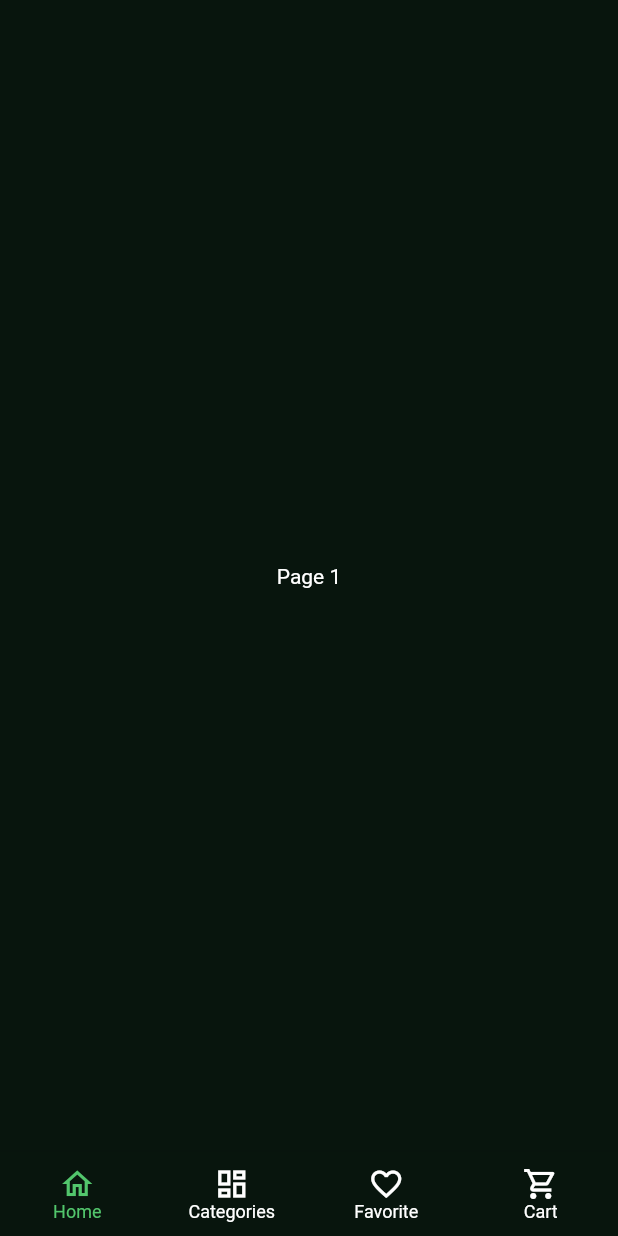
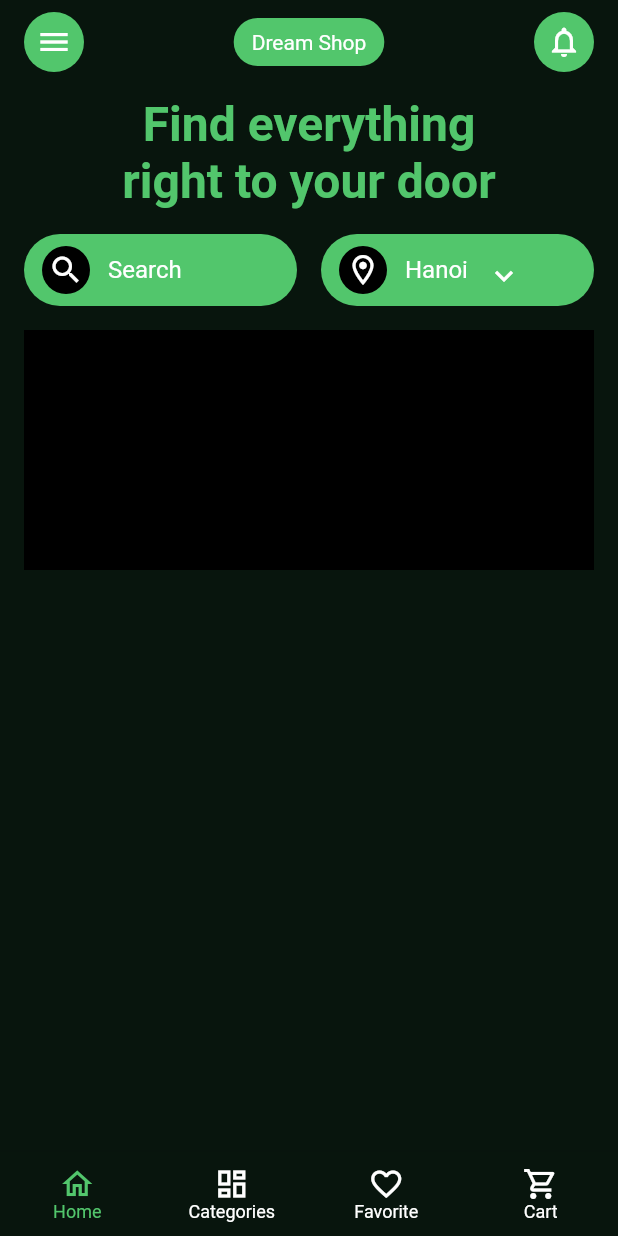
Before and after one commit to QD1221/grocery_shop_app_ui, a Flutter app: the screen it shows after launch, on a phone screen of 412 x 824 dp. Run offline on Flutter 3.47's test engine with Material 2 defaults, Android fonts, the phone set to English and light mode, and no system bars.

Commit message:
2nd commit

```diff
--- a/lib/ui/grocery_home_page.dart
+++ b/lib/ui/grocery_home_page.dart
@@ -1,4 +1,5 @@
 import 'package:flutter/material.dart';
+import 'package:grocery_shop_app_ui/widget/grocery_home_widget.dart';
 
 class GroceryHomePage extends StatefulWidget {
   const GroceryHomePage({Key key}) : super(key: key);
@@ -20,14 +21,7 @@ class _GroceryHomePageState extends State<GroceryHomePage> {
             switch (value) {
               case 0:
                 return SafeArea(
-                  child: Container(
-                    child: Center(
-                      child: Text(
-                        'Page 1',
-                        style: TextStyle(color: Colors.white),
-                      ),
-                    ),
-                  ),
+                  child: GroceryHomeWidget()
                 );
               case 1:
                 return SafeArea(
--- /dev/null
+++ b/lib/widget/grocery_home_widget.dart
@@ -0,0 +1,135 @@
+import 'package:flutter/material.dart';
+
+class GroceryHomeWidget extends StatefulWidget {
+  const GroceryHomeWidget({Key key}) : super(key: key);
+
+  @override
+  _GroceryHomeWidgetState createState() => _GroceryHomeWidgetState();
+}
+
+class _GroceryHomeWidgetState extends State<GroceryHomeWidget> {
+  Color _accentColor = Color(0xff52C66C);
+
+  @override
+  Widget build(BuildContext context) {
+    return SingleChildScrollView(
+      child: Padding(
+        padding: const EdgeInsets.symmetric(horizontal: 16, vertical: 8),
+        child: Column(
+          children: [
+            Row(
+              mainAxisAlignment: MainAxisAlignment.spaceBetween,
+              children: [
+                CircleAvatar(
+                    backgroundColor: _accentColor,
+                    child: Icon(Icons.menu),
+                    foregroundColor: Colors.white),
+                Container(
+                  decoration: BoxDecoration(
+                      color: _accentColor,
+                      borderRadius: BorderRadius.circular(24)),
+                  padding: EdgeInsets.symmetric(horizontal: 12, vertical: 8),
+                  child: Center(
+                    child: Text(
+                      'Dream Shop',
+                      style: TextStyle(color: Colors.white),
+                    ),
+                  ),
+                ),
+                CircleAvatar(
+                    backgroundColor: _accentColor,
+                    child: Icon(Icons.notifications_none_outlined),
+                    foregroundColor: Colors.white)
+              ],
+            ),
+            Padding(
+              padding: const EdgeInsets.all(16),
+              child: Text(
+                'Find everything\nright to your door',
+                textAlign: TextAlign.center,
+                style: TextStyle(
+                    color: _accentColor,
+                    fontSize: 32,
+                    fontWeight: FontWeight.bold),
+              ),
+            ),
+            SizedBox(
+              height: 48,
+              child: Row(
+                children: [
+                  Expanded(
+                      child: Container(
+                    decoration: BoxDecoration(
+                        color: _accentColor,
+                        borderRadius: BorderRadius.circular(32)),
+                    padding: EdgeInsets.symmetric(horizontal: 8, vertical: 8),
+                    child: Row(
+                      children: [
+                        CircleAvatar(
+                          foregroundColor: Colors.white,
+                          backgroundColor: Colors.black,
+                          child: Icon(Icons.search),
+                        ),
+                        SizedBox(
+                          width: 8,
+                        ),
+                        Text(
+                          'Search',
+                          style: TextStyle(
+                              color: Colors.white,
+                              fontWeight: FontWeight.normal,
+                              fontSize: 16),
+                        )
+                      ],
+                    ),
+                  )),
+                  SizedBox(width: 16),
+                  Expanded(
+                      child: Container(
+                    decoration: BoxDecoration(
+                        color: _accentColor,
+                        borderRadius: BorderRadius.circular(32)),
+                    padding: EdgeInsets.symmetric(horizontal: 8, vertical: 8),
+                    child: Row(
+                      crossAxisAlignment: CrossAxisAlignment.center,
+                      children: [
+                        CircleAvatar(
+                          foregroundColor: Colors.white,
+                          backgroundColor: Colors.black,
+                          child: Icon(Icons.location_on_outlined),
+                        ),
+                        SizedBox(
+                          width: 8,
+                        ),
+                        Text(
+                          'Hanoi',
+                          style: TextStyle(
+                              color: Colors.white,
+                              fontWeight: FontWeight.normal,
+                              fontSize: 16),
+                        ),
+                        IconButton(
+                            icon: Icon(Icons.keyboard_arrow_down),
+                            color: Colors.white,
+                            onPressed: () {}),
+                      ],
+                    ),
+                  )),
+                ],
+              ),
+            ),
+            Padding(
+              padding: const EdgeInsets.symmetric(vertical: 16),
+              child: Container(
+                height: 160,
+                decoration: BoxDecoration(
+                  color: Colors.black
+                ),
+              ),
+            )
+          ],
+        ),
+      ),
+    );
+  }
+}
```
